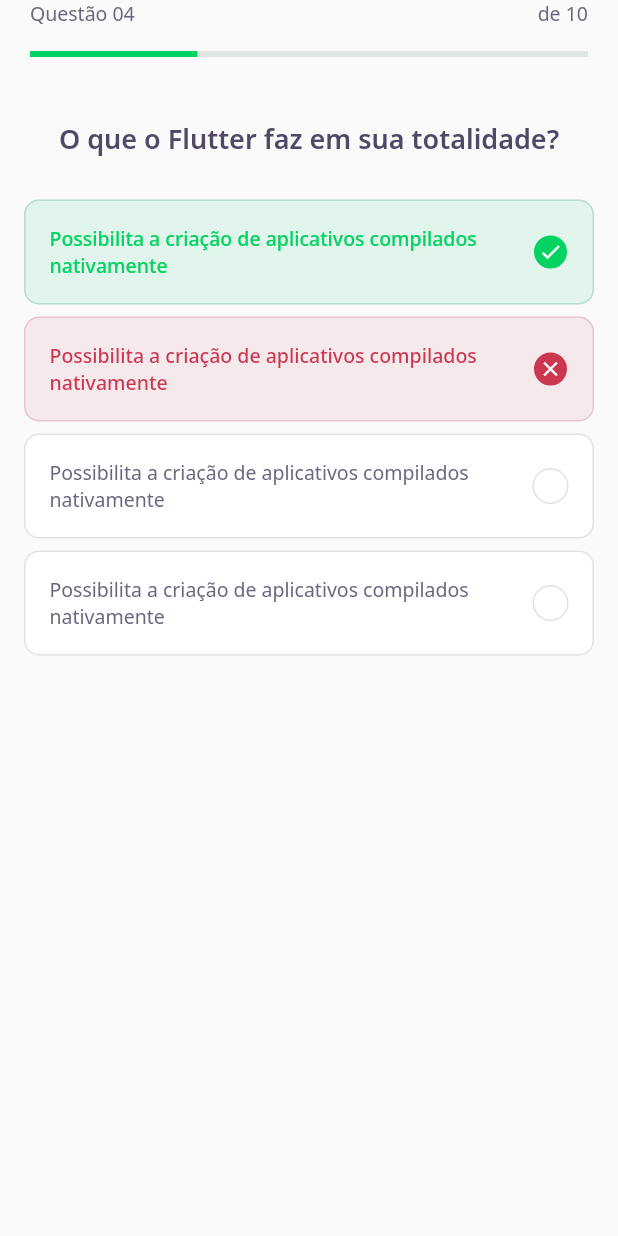
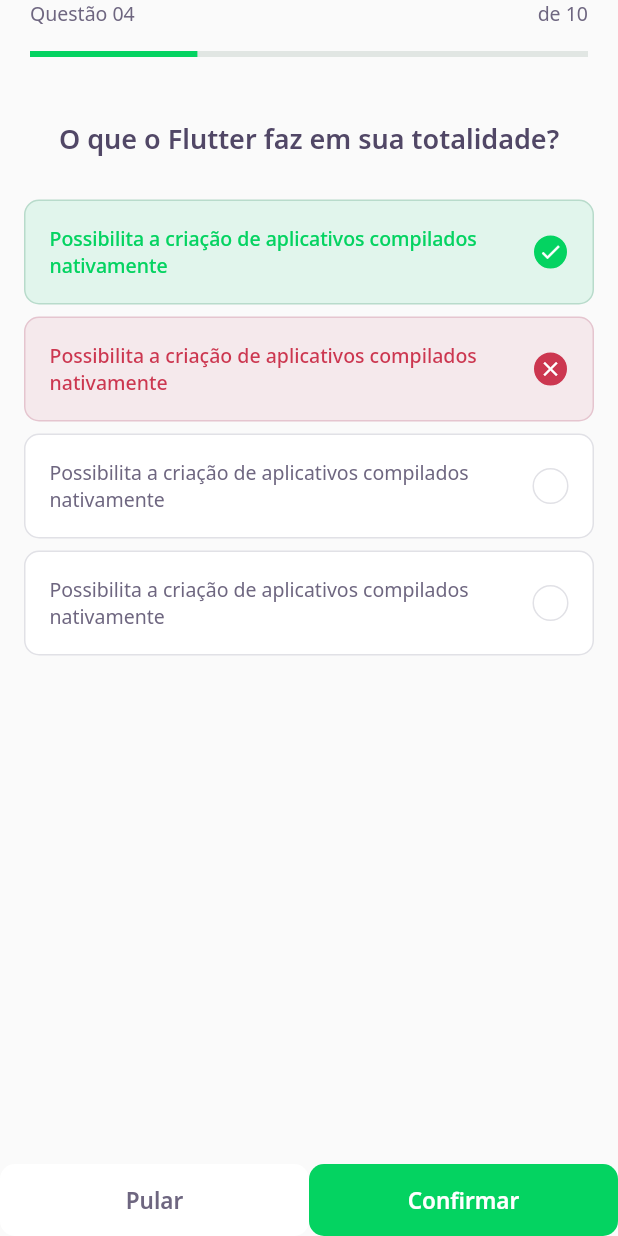
Before and after one commit to uiltonjose/NLW-5-flutter, a Flutter app: the ChallengePage screen opened directly, on a phone screen of 412 x 824 dp. Run offline on Flutter 3.47's test engine with Material 2 defaults, Android fonts, the phone set to English and light mode, and no system bars; our stand-ins replace google_fonts; accounts and stored records are empty.

Commit message:
Creation of Button widget

```diff
--- a/lib/challenge/challenge_page.dart
+++ b/lib/challenge/challenge_page.dart
@@ -1,3 +1,4 @@
+import 'package:devquiz/challenge/widgets/next_button/next_button_widget.dart';
 import 'package:devquiz/challenge/widgets/question_indicator/question_indicator_widget.dart';
 import 'package:devquiz/challenge/widgets/quiz/quiz_widget.dart';
 import 'package:flutter/material.dart';
@@ -18,6 +19,16 @@ class _ChallengePageState extends State<ChallengePage> {
       body: QuizWidgets(
         title: 'O que o Flutter faz em sua totalidade?',
       ),
+      bottomNavigationBar: SafeArea(
+        bottom: true,
+        child: Row(
+          mainAxisAlignment: MainAxisAlignment.spaceEvenly,
+          children: [
+            Expanded(child: NextButtonWdiget.white(label: 'Pular')),
+            Expanded(child: NextButtonWdiget.green(label: 'Confirmar')),
+          ],
+        ),
+      ),
     );
   }
 }
--- /dev/null
+++ b/lib/challenge/widgets/next_button/next_button_widget.dart
@@ -0,0 +1,45 @@
+import 'package:devquiz/core/app_colors.dart';
+import 'package:flutter/material.dart';
+import 'package:google_fonts/google_fonts.dart';
+
+class NextButtonWdiget extends StatelessWidget {
+  final String label;
+  final Color backgroundColor;
+  final Color labelColor;
+
+  const NextButtonWdiget({
+    required this.label,
+    required this.backgroundColor,
+    required this.labelColor,
+  });
+
+  NextButtonWdiget.green({required String label})
+      : this.label = label,
+        this.backgroundColor = AppColors.darkGreen,
+        labelColor = AppColors.white;
+
+  NextButtonWdiget.white({required String label})
+      : this.label = label,
+        this.backgroundColor = AppColors.white,
+        labelColor = AppColors.grey;
+
+  @override
+  Widget build(BuildContext context) {
+    return Container(
+      height: 48,
+      child: TextButton(
+          style: ButtonStyle(
+              backgroundColor: MaterialStateProperty.all(backgroundColor),
+              shape: MaterialStateProperty.all(
+                RoundedRectangleBorder(borderRadius: BorderRadius.circular(10)),
+              )),
+          onPressed: () {},
+          child: Text(label,
+              style: GoogleFonts.notoSans(
+                fontWeight: FontWeight.w600,
+                fontSize: 15,
+                color: labelColor,
+              ))),
+    );
+  }
+}
--- a/lib/core/app_widget.dart
+++ b/lib/core/app_widget.dart
@@ -1,3 +1,4 @@
+import 'package:devquiz/challenge/challenge_page.dart';
 import 'package:devquiz/home/home_page.dart';
 import 'package:flutter/material.dart';
 
@@ -8,7 +9,7 @@ class AppWidget extends StatelessWidget {
   Widget build(BuildContext context) {
     return MaterialApp(
       title: "DevQuiz",
-      home: HomePage(),
+      home: ChallengePage(),
     );
   }
 }
```
